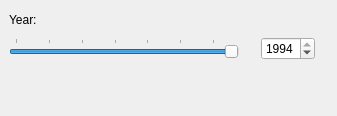
Qt form src/timewidget.ui (KDE/kalzium) before a commit.
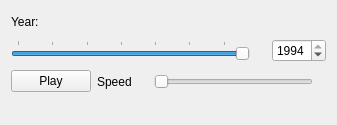
The same form after that commit.

Commit message: FEATURE This commit will add the play feature to the somwidget and the time-widget. Clicking on the play will start playing, the temperature. The temperature increases with time till it reaches max. Also the increment of temperature can be paused. The speed of the increment can also be changed. Similar case with the time-widget. The year keeps increasing with time till it reaches maximum. Attractive feature for education in schools.

Patch:
```diff
--- a/src/timewidget.ui
+++ b/src/timewidget.ui
@@ -6,17 +6,44 @@
     <x>0</x>
     <y>0</y>
     <width>337</width>
-    <height>116</height>
+    <height>123</height>
    </rect>
   </property>
-  <layout class="QGridLayout" >
-   <property name="margin" >
-    <number>9</number>
-   </property>
-   <property name="spacing" >
-    <number>6</number>
-   </property>
-   <item row="2" column="0" >
+  <layout class="QVBoxLayout" name="verticalLayout" >
+   <item>
+    <layout class="QHBoxLayout" >
+     <property name="spacing" >
+      <number>6</number>
+     </property>
+     <property name="margin" >
+      <number>0</number>
+     </property>
+     <item>
+      <widget class="QLabel" name="lbl1" >
+       <property name="text" >
+        <string>Year:</string>
+       </property>
+      </widget>
+     </item>
+     <item>
+      <spacer>
+       <property name="orientation" >
+        <enum>Qt::Horizontal</enum>
+       </property>
+       <property name="sizeType" >
+        <enum>QSizePolicy::Expanding</enum>
+       </property>
+       <property name="sizeHint" stdset="0" >
+        <size>
+         <width>20</width>
+         <height>21</height>
+        </size>
+       </property>
+      </spacer>
+     </item>
+    </layout>
+   </item>
+   <item>
     <layout class="QHBoxLayout" >
      <property name="spacing" >
       <number>6</number>
@@ -80,14 +107,77 @@
      </item>
     </layout>
    </item>
-   <item row="2" column="1" >
+   <item>
+    <layout class="QHBoxLayout" name="_3" >
+     <item>
+      <widget class="QPushButton" name="Play" >
+       <property name="toolTip" >
+        <string>Click to play / pause the change of time</string>
+       </property>
+       <property name="whatsThis" >
+        <string/>
+       </property>
+       <property name="text" >
+        <string>Play</string>
+       </property>
+      </widget>
+     </item>
+     <item>
+      <widget class="QLabel" name="label" >
+       <property name="text" >
+        <string>Speed</string>
+       </property>
+      </widget>
+     </item>
+     <item>
+      <spacer>
+       <property name="orientation" >
+        <enum>Qt::Horizontal</enum>
+       </property>
+       <property name="sizeType" >
+        <enum>QSizePolicy::Fixed</enum>
+       </property>
+       <property name="sizeHint" stdset="0" >
+        <size>
+         <width>16</width>
+         <height>25</height>
+        </size>
+       </property>
+      </spacer>
+     </item>
+     <item>
+      <widget class="QSlider" name="Speed" >
+       <property name="toolTip" >
+        <string>Slide to change the speed at which time increases</string>
+       </property>
+       <property name="minimum" >
+        <number>1</number>
+       </property>
+       <property name="maximum" >
+        <number>5</number>
+       </property>
+       <property name="orientation" >
+        <enum>Qt::Horizontal</enum>
+       </property>
+      </widget>
+     </item>
+     <item>
+      <widget class="QLabel" name="lblUnit_2" >
+       <property name="text" >
+        <string/>
+       </property>
+      </widget>
+     </item>
+    </layout>
+   </item>
+   <item>
     <widget class="QLabel" name="lblUnit" >
      <property name="text" >
       <string/>
      </property>
     </widget>
    </item>
-   <item row="3" column="0" colspan="2" >
+   <item>
     <spacer name="verticalSpacer" >
      <property name="orientation" >
       <enum>Qt::Vertical</enum>
@@ -103,39 +193,6 @@
      </property>
     </spacer>
    </item>
-   <item row="1" column="0" colspan="2" >
-    <layout class="QHBoxLayout" >
-     <property name="spacing" >
-      <number>6</number>
-     </property>
-     <property name="margin" >
-      <number>0</number>
-     </property>
-     <item>
-      <widget class="QLabel" name="lbl1" >
-       <property name="text" >
-        <string>Year:</string>
-       </property>
-      </widget>
-     </item>
-     <item>
-      <spacer>
-       <property name="orientation" >
-        <enum>Qt::Horizontal</enum>
-       </property>
-       <property name="sizeType" >
-        <enum>QSizePolicy::Expanding</enum>
-       </property>
-       <property name="sizeHint" stdset="0" >
-        <size>
-         <width>20</width>
-         <height>21</height>
-        </size>
-       </property>
-      </spacer>
-     </item>
-    </layout>
-   </item>
   </layout>
  </widget>
  <layoutdefault spacing="6" margin="11" />
```
Left out of the diff: 14 changed lines with no effect on the pictures. The commit also changes 5 other files.
